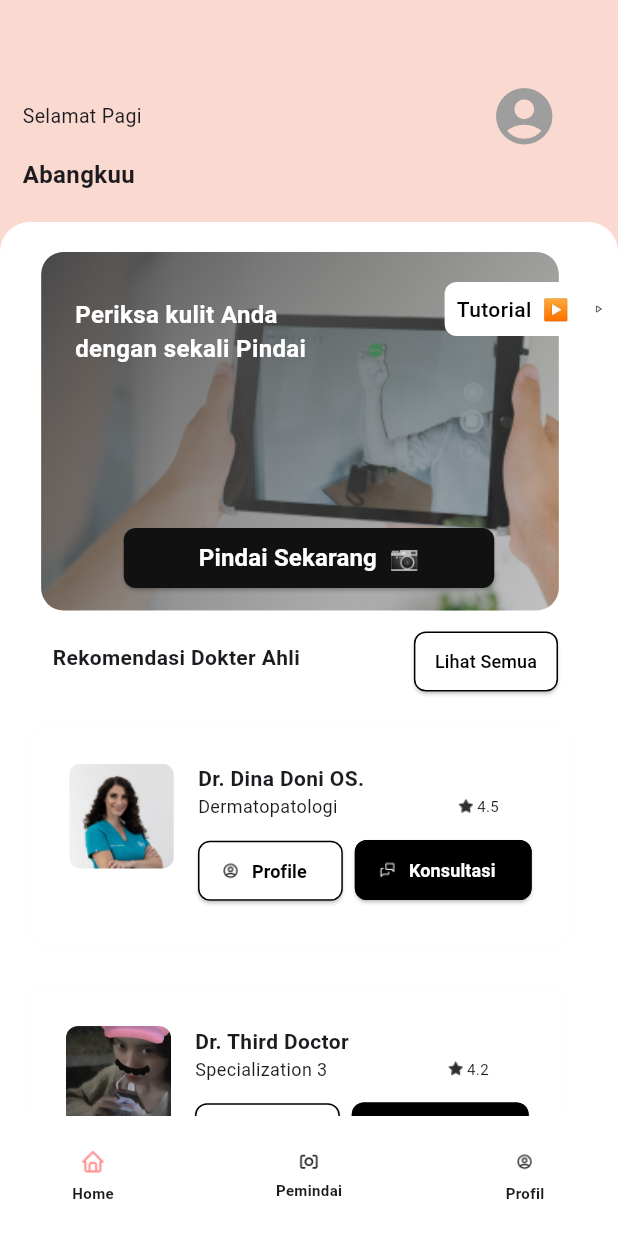
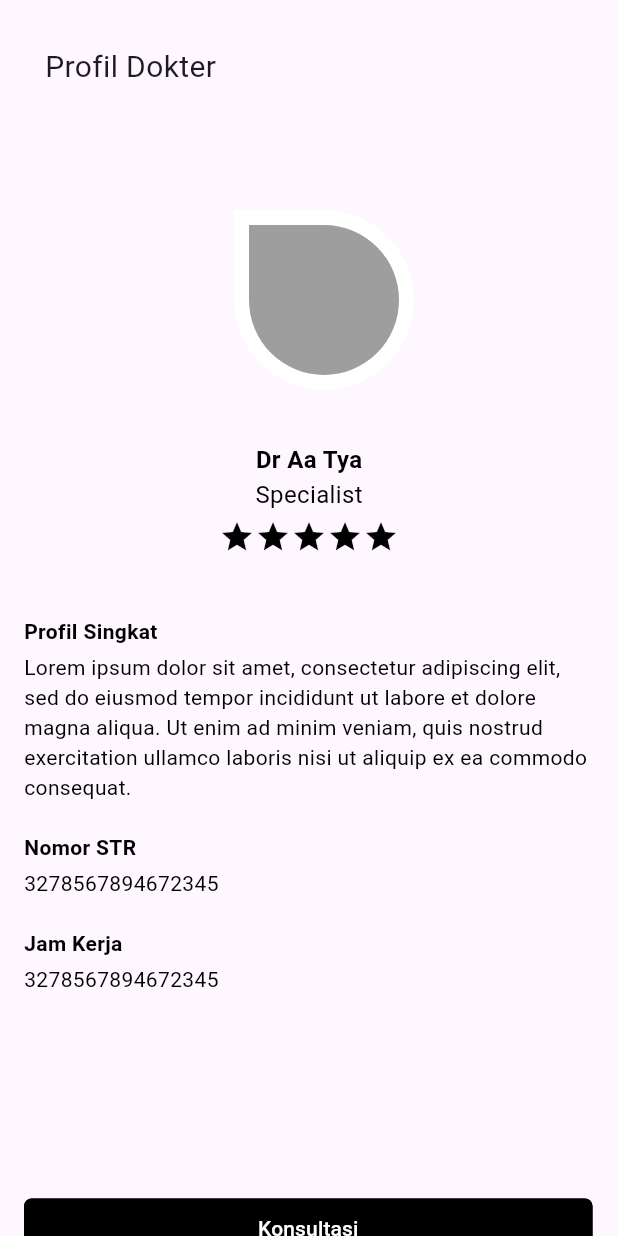
Before and after one commit to yearum/hooh, a Flutter app: the screen it shows after launch, after a tap on "Profile", on a phone screen of 412 x 824 dp. Run offline on Flutter 3.47's test engine with Material 3 defaults, Android fonts, the phone set to English and light mode, and no system bars; our stand-ins replace camera.

Commit message:
output,profile,scan

```diff
--- a/lib/main.dart
+++ b/lib/main.dart
@@ -3,6 +3,7 @@
 import 'package:flutter/material.dart';
 import 'package:iyo/screens/HomeScreen.dart';
 import 'package:iyo/screens/Pemindai.dart';
+import 'package:iyo/screens/ProfilDokter.dart';
 import 'package:iyo/screens/profile.dart';
 
 void main() {
@@ -18,8 +19,9 @@ class MyApp extends StatelessWidget {
       initialRoute: '/screens/HomeScreen',
       routes: {
         '/screens/HomeScreen': (context) => HomeScreen(),
-        '/screens/Pemindai': (context) => Pemindai(),
+        '/screens/Pemindai': (context) => CameraScreen(),
         '/screens/Profile': (context) => Profile(),
+        '/screens/ProfilDokter': (context) => ProfilDokter(),
       },
     );
   }
--- a/lib/screens/HomeScreen.dart
+++ b/lib/screens/HomeScreen.dart
@@ -479,6 +479,7 @@ class DoctorInfoContainer extends StatelessWidget {
                     ElevatedButton.icon(
                       onPressed: () {
                         // Tambahkan logika
+                        Navigator.pushNamed(context, '/screens/ProfilDokter');
                       },
                       icon: Image.asset(
                         "lib/img/profile.png",
--- /dev/null
+++ b/lib/screens/ProfilDokter.dart
@@ -0,0 +1,215 @@
+import 'package:flutter/material.dart';
+
+class ProfilDokter extends StatefulWidget {
+  const ProfilDokter({Key? key}) : super(key: key);
+
+  @override
+  State<ProfilDokter> createState() => _ProfilDokterState();
+}
+
+class _ProfilDokterState extends State<ProfilDokter> {
+  @override
+  Widget build(BuildContext context) {
+    return Scaffold(
+      body: Column(
+        children: [
+          Container(
+            width: double.infinity,
+            height: 270,
+            child: Stack(
+              children: [
+                Container(
+                  width: double.infinity,
+                  height: 200,
+                  decoration: BoxDecoration(
+                    borderRadius: BorderRadius.only(
+                      bottomLeft: Radius.circular(0.0),
+                      bottomRight: Radius.circular(75.0),
+                    ),
+                  ),
+                ),
+                Positioned(
+                  top: 0,
+                  left: 0,
+                  child: Padding(
+                    padding: const EdgeInsets.all(30.0),
+                    child: Text(
+                      'Profil Dokter',
+                      style: TextStyle(fontSize: 20),
+                    ),
+                  ),
+                ),
+                Positioned(
+                  top: 140,
+                  left: (MediaQuery.of(context).size.width - 100) /
+                      2, // Center horizontally
+                  child: Container(
+                    height: 120,
+                    width: 120,
+                    decoration: BoxDecoration(
+                      color: Colors.grey,
+                      border: Border.all(
+                        width: 10.0,
+                        color: Colors.white,
+                      ),
+                      borderRadius: BorderRadius.only(
+                        bottomLeft: Radius.circular(100),
+                        bottomRight: Radius.circular(100),
+                        topRight: Radius.circular(100),
+                      ),
+                    ),
+                  ),
+                ),
+              ],
+            ),
+          ),
+          Container(
+            width: double.infinity,
+            height: 125,
+            // decoration: BoxDecoration(color: Colors.pink[50]),
+            child: Center(
+              child: Column(
+                mainAxisAlignment: MainAxisAlignment.center,
+                children: [
+                  Text(
+                    'Dr Aa Tya',
+                    style: TextStyle(
+                      color: Colors.black,
+                      fontSize: 16,
+                      fontWeight: FontWeight.bold,
+                    ),
+                  ),
+                  Text(
+                    'Specialist',
+                    style: TextStyle(
+                      color: Colors.black,
+                      fontSize: 16,
+                    ),
+                  ),
+                  SizedBox(height: 5), // Jarak antara teks dan bintang
+                  Row(
+                    mainAxisAlignment: MainAxisAlignment.center,
+                    children: [
+                      Icon(
+                        Icons.star,
+                        color: Colors.black,
+                      ),
+                      Icon(
+                        Icons.star,
+                        color: Colors.black,
+                      ),
+                      Icon(
+                        Icons.star,
+                        color: Colors.black,
+                      ),
+                      Icon(
+                        Icons.star,
+                        color: Colors.black,
+                      ),
+                      Icon(
+                        Icons.star,
+                        color: Colors.black,
+                      ),
+                    ],
+                  ),
+                ],
+              ),
+            ),
+          ),
+          Container(
+            width: double.infinity,
+            height: 400,
+            // decoration: BoxDecoration(color: Colors.red),
+            padding: EdgeInsets.all(16.0), // Menambahkan padding ke Container
+            child: Column(
+              crossAxisAlignment: CrossAxisAlignment.start,
+              children: [
+                Text(
+                  'Profil Singkat',
+                  style: TextStyle(
+                    color: Colors.black,
+                    fontSize: 14,
+                    fontWeight: FontWeight.bold,
+                  ),
+                ),
+                SizedBox(height: 4), // Memberikan jarak
+                Text(
+                  "Lorem ipsum dolor sit amet, consectetur adipiscing elit, sed do eiusmod tempor incididunt ut labore et dolore magna aliqua. Ut enim ad minim veniam, quis nostrud exercitation ullamco laboris nisi ut aliquip ex ea commodo consequat.",
+                  style: TextStyle(
+                    color: Colors.black,
+                    fontSize: 14,
+                  ),
+                ),
+                SizedBox(
+                  height: 20,
+                ),
+                //STR
+                Text(
+                  'Nomor STR',
+                  style: TextStyle(
+                    color: Colors.black,
+                    fontSize: 14,
+                    fontWeight: FontWeight.bold,
+                  ),
+                ),
+                SizedBox(height: 4), // Memberikan jarak antara teks
+                Text(
+                  "3278567894672345",
+                  style: TextStyle(
+                    color: Colors.black,
+                    fontSize: 14,
+                  ),
+                ),
+                SizedBox(
+                  height: 20,
+                ),
+                // JAMKERJA
+                Text(
+                  'Jam Kerja',
+                  style: TextStyle(
+                    color: Colors.black,
+                    fontSize: 14,
+                    fontWeight: FontWeight.bold,
+                  ),
+                ),
+                SizedBox(height: 4.0), // Memberikan jarak antara teks
+                Text(
+                  "3278567894672345",
+                  style: TextStyle(
+                    color: Colors.black,
+                    fontSize: 14,
+                  ),
+                ),
+              ],
+            ),
+          ),
+          Container(
+            padding: EdgeInsets.symmetric(
+                horizontal: 16), // Adjust horizontal padding
+            child: Row(
+              children: [
+                OutlinedButton(
+                  onPressed: () {},
+                  child: Padding(
+                    padding: EdgeInsets.symmetric(vertical: 8, horizontal: 132),
+                    child: Text(
+                      "Konsultasi",
+                      style: TextStyle(color: Colors.white),
+                    ),
+                  ),
+                  style: OutlinedButton.styleFrom(
+                    side: BorderSide(color: Colors.black, width: 1),
+                    shape: RoundedRectangleBorder(
+                      borderRadius: BorderRadius.circular(5),
+                    ),
+                    backgroundColor: Colors.black, // Atur warna latar belakang
+                  ),
+                ),
+              ],
+            ),
+          ),
+        ],
+      ),
+    );
+  }
+}
--- a/pubspec.yaml
+++ b/pubspec.yaml
@@ -35,6 +35,7 @@ dependencies:
   # The following adds the Cupertino Icons font to your application.
   # Use with the CupertinoIcons class for iOS style icons.
   cupertino_icons: ^1.0.2
+  camera: ^0.10.5+9
 
 dev_dependencies:
   flutter_test:
```
Also changed, not shown: lib/screens/Pemindai.dart (+60 -5 lines), lib/screens/camera_preview.dart (added, +61 -0 lines), lib/screens/output.dart (added, +167 -0 lines), pubspec.lock, 1 other file.
